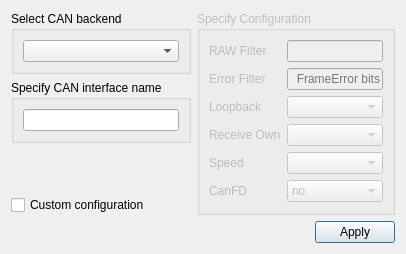
Qt form examples/serialbus/can/settingsdialog.ui (qt/qtserialbus) before a commit.
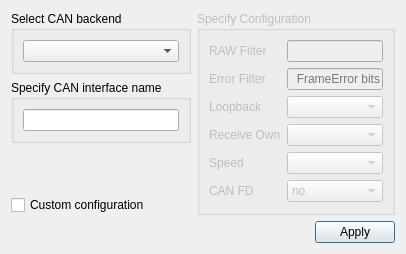
The same form after that commit.

Diff of the .ui file:
```diff
--- a/examples/serialbus/can/settingsdialog.ui
+++ b/examples/serialbus/can/settingsdialog.ui
@@ -123,7 +123,7 @@
       <item row="5" column="0">
        <widget class="QLabel" name="canFdLabel">
         <property name="text">
-         <string>CanFD</string>
+         <string>CAN FD</string>
         </property>
        </widget>
       </item>
```
